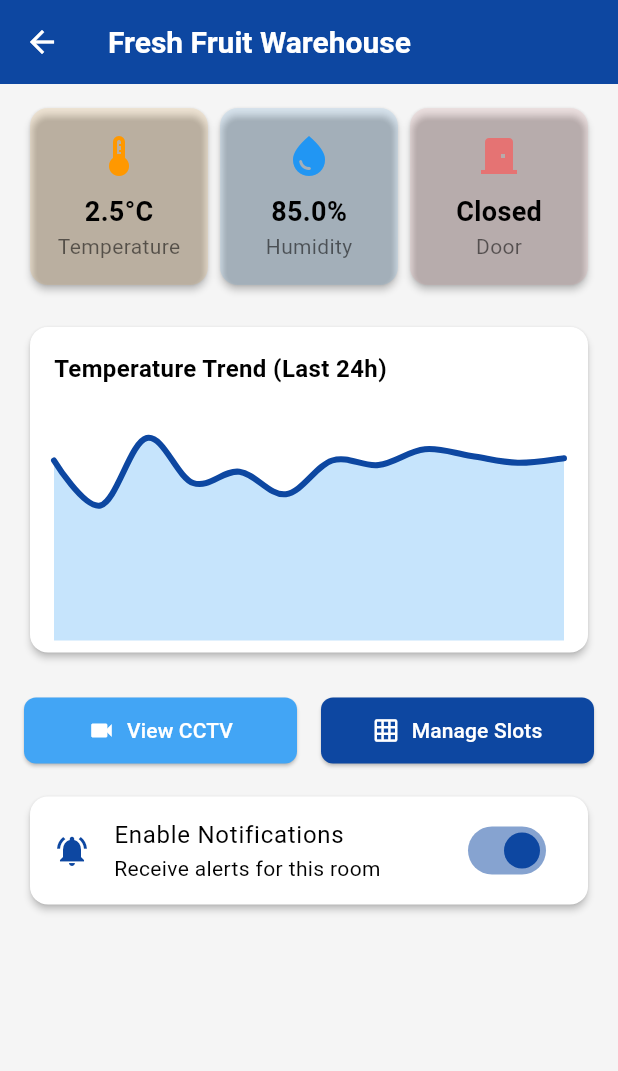
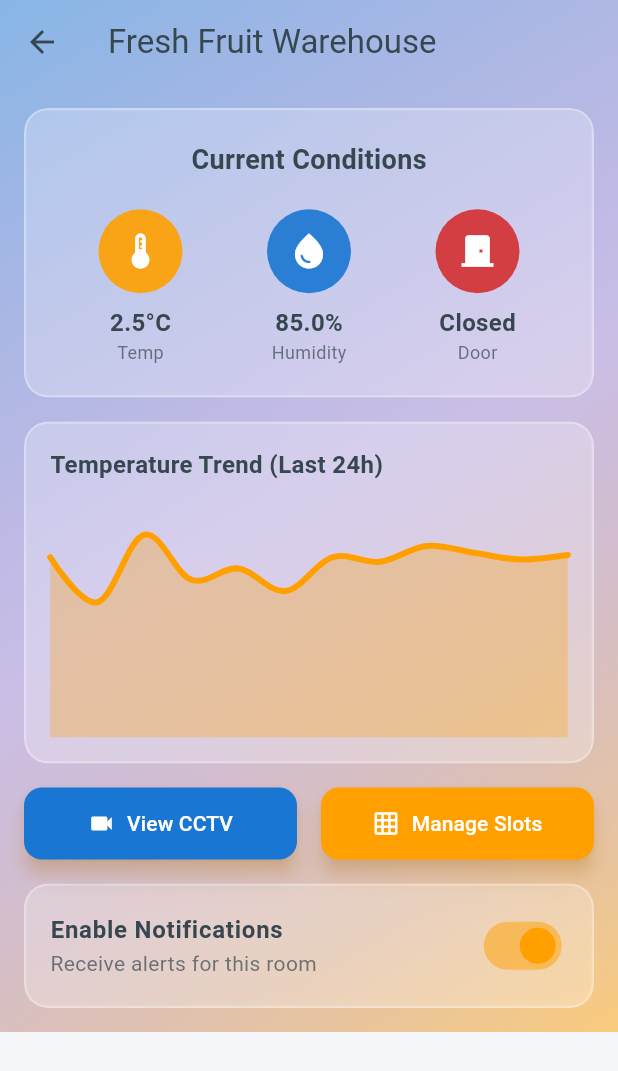
Before and after one commit to S-Crocophim/miniproject_pemob10, a Flutter app: the DashboardScreen screen opened directly, after a tap on "Fresh Fruit Warehouse", on a phone screen of 412 x 824 dp. Shown: the top 1071 px of the screen. Run offline on Flutter 3.47's test engine with Material 3 defaults, Android fonts, the phone set to English and light mode, and no system bars; drawn by our look-alikes of fl_chart; our stand-ins replace video_player; Roboto replaces fonts that are missing (Poppins).

Commit message:
Added Glass Morphic

```diff
--- a/lib/screens/dashboard_screen.dart
+++ b/lib/screens/dashboard_screen.dart
@@ -3,6 +3,7 @@ import '/providers/auth_provider.dart';
 import 'package:flutter/material.dart';
 import 'package:provider/provider.dart';
 import '/providers/cold_room_provider.dart';
+import '/utils/app_theme.dart';
 import '/widgets/cold_room_card.dart';
 
 class DashboardScreen extends StatefulWidget {
@@ -16,7 +17,6 @@ class _DashboardScreenState extends State<DashboardScreen> {
   @override
   void initState() {
     super.initState();
-    // Fetch data when the screen is first opened
     WidgetsBinding.instance.addPostFrameCallback((_) {
       Provider.of<ColdRoomProvider>(context, listen: false).fetchColdRooms();
     });
@@ -27,16 +27,17 @@ class _DashboardScreenState extends State<DashboardScreen> {
     final roomProvider = Provider.of<ColdRoomProvider>(context);
 
     return Scaffold(
+      extendBodyBehindAppBar: true, // Allows content to go behind AppBar
       appBar: AppBar(
         title: const Text('Dashboard'),
         actions: [
           IconButton(
-            icon: const Icon(Icons.notifications),
+            icon: const Icon(Icons.notifications_none, size: 28),
             tooltip: 'Notifications',
-            onPressed: () { /* TODO: Implement Notifications Page */ },
+            onPressed: () {},
           ),
           IconButton(
-            icon: const Icon(Icons.logout),
+            icon: const Icon(Icons.logout, size: 28),
             tooltip: 'Logout',
             onPressed: () {
               Provider.of<AuthProvider>(context, listen: false).logout();
@@ -44,18 +45,25 @@ class _DashboardScreenState extends State<DashboardScreen> {
           ),
         ],
       ),
-      body: roomProvider.isLoading
-          ? const Center(child: CircularProgressIndicator())
+      body: Container(
+        decoration: AppTheme.backgroundGradient,
+        child: SafeArea(
+          child: roomProvider.isLoading
+              ? const Center(child: CircularProgressIndicator(color: Colors.white))
               : RefreshIndicator(
                   onRefresh: () => roomProvider.fetchColdRooms(),
+                  color: AppTheme.primaryColor,
+                  backgroundColor: Colors.white,
                   child: ListView.builder(
-                padding: const EdgeInsets.all(8.0),
+                    padding: const EdgeInsets.only(top: 8.0, bottom: 8.0),
                     itemCount: roomProvider.rooms.length,
                     itemBuilder: (context, index) {
                       return ColdRoomCard(room: roomProvider.rooms[index]);
                     },
                   ),
                 ),
+        ),
+      ),
     );
   }
 }
--- a/lib/screens/room_detail_screen.dart
+++ b/lib/screens/room_detail_screen.dart
@@ -1,10 +1,11 @@
 // lib/screens/room_detail_screen.dart
+import '/models/cold_room.dart';
 import '/screens/cctv_view_screen.dart';
 import '/screens/slot_management_screen.dart';
 import '/utils/app_theme.dart';
+import '/widgets/glassmorphic_container.dart';
+import 'package:fl_chart/fl_chart.dart';
 import 'package:flutter/material.dart';
-import 'package:fl_chart/fl_chart.dart';
-import '/models/cold_room.dart';
 
 class RoomDetailScreen extends StatefulWidget {
   final ColdRoom room;
@@ -21,78 +22,92 @@ class _RoomDetailScreenState extends State<RoomDetailScreen> {
   @override
   Widget build(BuildContext context) {
     return Scaffold(
+      extendBodyBehindAppBar: true,
       appBar: AppBar(
-        title: Text(widget.room.name),
+        title: Text(widget.room.name, style: const TextStyle(fontWeight: FontWeight.normal)),
+        backgroundColor: Colors.transparent,
       ),
-      body: SingleChildScrollView(
-        child: Padding(
+      body: Container(
+        decoration: AppTheme.backgroundGradient,
+        child: SafeArea(
+          child: SingleChildScrollView(
             padding: const EdgeInsets.all(16.0),
             child: Column(
               crossAxisAlignment: CrossAxisAlignment.stretch,
               children: [
-              _buildKeyMetrics(),
-              const SizedBox(height: 24),
+                GlassmorphicContainer(
+                  padding: const EdgeInsets.all(20),
+                  margin: EdgeInsets.zero,
+                  child: Column(
+                    children: [
+                      const Text("Current Conditions", style: TextStyle(fontSize: 18, fontWeight: FontWeight.bold, color: AppTheme.textColor)),
+                      const SizedBox(height: 20),
+                      Row(
+                        mainAxisAlignment: MainAxisAlignment.spaceAround,
+                        children: [
+                          _buildMetricItem('Temp', '${widget.room.temperature}°C', Icons.thermostat, AppTheme.primaryColor),
+                          _buildMetricItem('Humidity', '${widget.room.humidity}%', Icons.water_drop, AppTheme.secondaryColor),
+                          _buildMetricItem('Door', widget.room.isDoorOpen ? 'Open' : 'Closed', Icons.door_front_door, AppTheme.statusAlert),
+                        ],
+                      ),
+                    ],
+                  ),
+                ),
+                const SizedBox(height: 16),
                 _buildChartCard(),
-              const SizedBox(height: 24),
+                const SizedBox(height: 16),
                 _buildActionButtons(context),
                 const SizedBox(height: 16),
-              _buildSettingsCard(),
+                GlassmorphicContainer(
+                  padding: const EdgeInsets.symmetric(horizontal: 16.0, vertical: 4.0),
+                  margin: EdgeInsets.zero,
+                  child: SwitchListTile(
+                    title: const Text('Enable Notifications', style: TextStyle(fontWeight: FontWeight.bold, color: AppTheme.textColor)),
+                    subtitle: Text('Receive alerts for this room', style: TextStyle(color: AppTheme.textColor.withOpacity(0.7))),
+                    value: _notificationsEnabled,
+                    onChanged: (value) {
+                      setState(() => _notificationsEnabled = value);
+                    },
+                    activeColor: AppTheme.primaryColor,
+                    contentPadding: EdgeInsets.zero,
+                  ),
+                ),
               ],
+            ),
           ),
         ),
       ),
     );
   }
 
-  Widget _buildKeyMetrics() {
-    return Row(
-      mainAxisAlignment: MainAxisAlignment.spaceBetween,
+  Widget _buildMetricItem(String label, String value, IconData icon, Color color) {
+    return Column(
       children: [
-        _buildMetricCard('Temperature', '${widget.room.temperature}°C', Icons.thermostat, Colors.orange),
-        _buildMetricCard('Humidity', '${widget.room.humidity}%', Icons.water_drop, Colors.blue),
-        _buildMetricCard('Door', widget.room.isDoorOpen ? 'Open' : 'Closed', Icons.door_front_door, Colors.red.shade300),
+        CircleAvatar(
+          radius: 28,
+          backgroundColor: color.withOpacity(0.9),
+          child: Icon(icon, size: 28, color: Colors.white),
+        ),
+        const SizedBox(height: 8),
+        Text(value, style: const TextStyle(fontSize: 16, fontWeight: FontWeight.bold, color: AppTheme.textColor)),
+        Text(label, style: TextStyle(fontSize: 12, color: AppTheme.textColor.withOpacity(0.7))),
       ],
     );
   }
 
-  Widget _buildMetricCard(String label, String value, IconData icon, Color color) {
-    return Expanded(
-      child: Card(
-        color: color.withOpacity(0.1),
-        margin: const EdgeInsets.symmetric(horizontal: 4),
-        child: Padding(
-          padding: const EdgeInsets.all(16.0),
-          child: Column(
-            children: [
-              Icon(icon, size: 32, color: color),
-              const SizedBox(height: 8),
-              Text(value, style: const TextStyle(fontSize: 18, fontWeight: FontWeight.bold)),
-              Text(label, style: const TextStyle(color: Colors.black54)),
-            ],
-          ),
-        ),
-      ),
-    );
-  }
-
   Widget _buildChartCard() {
-    return Card(
-      child: Padding(
-        padding: const EdgeInsets.fromLTRB(16, 16, 16, 8),
+    return GlassmorphicContainer(
+      margin: EdgeInsets.zero,
       child: Column(
         crossAxisAlignment: CrossAxisAlignment.start,
         children: [
-            const Text(
-              'Temperature Trend (Last 24h)',
-              style: TextStyle(fontSize: 16, fontWeight: FontWeight.bold),
-            ),
+          const Text('Temperature Trend (Last 24h)', style: TextStyle(fontSize: 16, fontWeight: FontWeight.bold, color: AppTheme.textColor)),
           const SizedBox(height: 20),
           SizedBox(
             height: 150,
             child: LineChart(_buildTemperatureChartData()),
           ),
         ],
-        ),
       ),
     );
   }
@@ -110,7 +125,6 @@ class _RoomDetailScreenState extends State<RoomDetailScreen> {
               ));
             },
             style: ElevatedButton.styleFrom(
-              padding: const EdgeInsets.symmetric(vertical: 12),
               backgroundColor: AppTheme.secondaryColor
             ),
           ),
@@ -125,38 +139,12 @@ class _RoomDetailScreenState extends State<RoomDetailScreen> {
                 SlotManagementScreen(slots: widget.room.slots, roomName: widget.room.name),
               ));
             },
-            style: ElevatedButton.styleFrom(
-              padding: const EdgeInsets.symmetric(vertical: 12),
-            ),
           ),
         ),
       ],
     );
   }
 
-  Widget _buildSettingsCard() {
-    return Card(
-      child: ListTile(
-        leading: const Icon(Icons.notifications_active, color: AppTheme.primaryColor),
-        title: const Text('Enable Notifications'),
-        subtitle: const Text('Receive alerts for this room'),
-        trailing: Switch(
-          value: _notificationsEnabled,
-          onChanged: (value) {
-            setState(() {
-              _notificationsEnabled = value;
-            });
-            ScaffoldMessenger.of(context).showSnackBar(
-              SnackBar(content: Text('Notifications for ${widget.room.name} have been ${value ? 'enabled' : 'disabled'}'))
-            );
-          },
-          activeColor: AppTheme.primaryColor,
-        ),
-      ),
-    );
-  }
-
-  // Dummy data for chart
   LineChartData _buildTemperatureChartData() {
     return LineChartData(
       gridData: const FlGridData(show: false),
@@ -185,7 +173,7 @@ class _RoomDetailScreenState extends State<RoomDetailScreen> {
           dotData: const FlDotData(show: false),
           belowBarData: BarAreaData(
             show: true,
-            color: AppTheme.secondaryColor.withOpacity(0.3),
+            color: AppTheme.primaryColor.withOpacity(0.3),
           ),
         ),
       ],
--- a/lib/screens/slot_management_screen.dart
+++ b/lib/screens/slot_management_screen.dart
@@ -1,7 +1,7 @@
 // lib/screens/slot_management_screen.dart
-import 'package:flutter/material.dart';
 import '/models/slot_storage.dart';
 import '/utils/app_theme.dart';
+import 'package:flutter/material.dart';
 
 class SlotManagementScreen extends StatefulWidget {
   final List<SlotStorage> slots;
@@ -10,7 +10,6 @@ class SlotManagementScreen extends StatefulWidget {
   const SlotManagementScreen({super.key, required this.slots, required this.roomName});
 
   @override
-  // ignore: library_private_types_in_public_api
   _SlotManagementScreenState createState() => _SlotManagementScreenState();
 }
 
@@ -20,18 +19,17 @@ class _SlotManagementScreenState extends State<SlotManagementScreen> {
   @override
   void initState() {
     super.initState();
-    // Create a local copy to avoid modifying the original state directly
     _currentSlots = widget.slots.map((s) => SlotStorage(id: s.id, status: s.status)).toList();
   }
 
   Color _getColorForStatus(SlotStatus status) {
     switch (status) {
       case SlotStatus.occupied:
-        return Colors.red.shade400;
+        return AppTheme.statusAlert;
       case SlotStatus.processing:
-        return AppTheme.accentColor;
+        return AppTheme.primaryColor;
       case SlotStatus.available:
-        return Colors.green.shade400;
+        return AppTheme.statusNormal;
       }
   }
 
@@ -40,6 +38,7 @@ class _SlotManagementScreenState extends State<SlotManagementScreen> {
       context: context,
       builder: (BuildContext context) {
         return AlertDialog(
+          shape: RoundedRectangleBorder(borderRadius: BorderRadius.circular(16)),
           title: Text('Change Status for Slot ${_currentSlots[index].id}'),
           content: Column(
             mainAxisSize: MainAxisSize.min,
@@ -56,7 +55,12 @@ class _SlotManagementScreenState extends State<SlotManagementScreen> {
               );
             }).toList(),
           ),
-          actions: [TextButton(onPressed: ()=> Navigator.of(context).pop(), child: const Text("Cancel"))],
+          actions: [
+            TextButton(
+              onPressed: () => Navigator.of(context).pop(),
+              child: const Text("Cancel", style: TextStyle(color: AppTheme.secondaryColor)),
+            )
+          ],
         );
       },
     );
@@ -65,14 +69,14 @@ class _SlotManagementScreenState extends State<SlotManagementScreen> {
   @override
   Widget build(BuildContext context) {
     return Scaffold(
+      extendBodyBehindAppBar: true,
       appBar: AppBar(
-        title: Text('Slot Management - ${widget.roomName}'),
+        title: Text('Slot Management'),
         actions: [
           IconButton(
             icon: const Icon(Icons.save),
             tooltip: 'Save Changes',
             onPressed: () {
-              // In a real app, call an API to save the changes.
               ScaffoldMessenger.of(context).showSnackBar(
                 const SnackBar(content: Text('Slot changes saved! (simulation)')),
               );
@@ -81,28 +85,35 @@ class _SlotManagementScreenState extends State<SlotManagementScreen> {
           )
         ],
       ),
-      body: Padding(
-        padding: const EdgeInsets.all(8.0),
+      body: Container(
+        decoration: AppTheme.backgroundGradient,
+        child: SafeArea(
+          child: Padding(
+            padding: const EdgeInsets.all(16.0),
             child: GridView.builder(
               gridDelegate: const SliverGridDelegateWithFixedCrossAxisCount(
                 crossAxisCount: 4,
-            crossAxisSpacing: 8,
-            mainAxisSpacing: 8,
+                crossAxisSpacing: 12,
+                mainAxisSpacing: 12,
               ),
               itemCount: _currentSlots.length,
               itemBuilder: (context, index) {
                 final slot = _currentSlots[index];
-            return InkWell(
+                return GestureDetector(
                   onTap: () => _showStatusChangeDialog(index),
                   child: Card(
-                color: _getColorForStatus(slot.status),
+                    color: _getColorForStatus(slot.status).withOpacity(0.9),
+                    shape: RoundedRectangleBorder(
+                      borderRadius: BorderRadius.circular(16.0),
+                    ),
+                    elevation: 5,
                     child: Center(
                       child: Text(
                         slot.id,
                         style: const TextStyle(
                           color: Colors.white,
                           fontWeight: FontWeight.bold,
-                      fontSize: 18,
+                          fontSize: 20,
                         ),
                       ),
                     ),
@@ -111,11 +122,12 @@ class _SlotManagementScreenState extends State<SlotManagementScreen> {
               },
             ),
           ),
+        ),
+      ),
     );
   }
 }
 
-// Extension to capitalize first letter
 extension StringExtension on String {
   String capitalize() {
     if (isEmpty) return this;
--- a/lib/utils/app_theme.dart
+++ b/lib/utils/app_theme.dart
@@ -2,52 +2,62 @@
 import 'package:flutter/material.dart';
 
 class AppTheme {
-  static const Color primaryColor = Color(0xFF0D47A1); // Dark Blue
-  static const Color secondaryColor = Color(0xFF42A5F5); // Light Blue
-  static const Color accentColor = Color(0xFFFFC107); // Yellow
-  static const Color backgroundColor = Color(0xFFF5F5F5);
-  static const Color textColor = Color(0xFF333333);
+  // Firebase Inspired Color Palette
+  static const Color primaryColor = Color(0xFFFFA000);   // Firebase Amber
+  static const Color secondaryColor = Color(0xFF1976D2); // Firebase Blue
+  static const Color backgroundColor = Color(0xFFF5F7FA); // Off-white
+  static const Color textColor = Color(0xFF37474F);       // Dark Blue Grey
+  static const Color statusAlert = Color(0xFFD32F2F);     // Red
+  static const Color statusNormal = Color(0xFF388E3C);    // Green
+
+  // Background Gradient
+  static final BoxDecoration backgroundGradient = BoxDecoration(
+    gradient: LinearGradient(
+      begin: Alignment.topLeft,
+      end: Alignment.bottomRight,
+      colors: [
+        secondaryColor.withOpacity(0.5),
+        const Color(0xFF673AB7).withOpacity(0.3), // A hint of purple
+        primaryColor.withOpacity(0.5),
+      ],
+    ),
+  );
 
   static ThemeData get theme {
     return ThemeData(
       primaryColor: primaryColor,
       scaffoldBackgroundColor: backgroundColor,
-      fontFamily: 'Poppins', // Make sure you add this font in pubspec.yaml
+      fontFamily: 'Poppins',
 
       colorScheme: const ColorScheme.light(
         primary: primaryColor,
         secondary: secondaryColor,
-        error: Colors.red,
+        error: statusAlert,
         onPrimary: Colors.white,
       ),
 
       appBarTheme: const AppBarTheme(
-        backgroundColor: primaryColor,
+        backgroundColor: Colors.transparent, // Transparent AppBar
         elevation: 0,
-        iconTheme: IconThemeData(color: Colors.white),
+        iconTheme: IconThemeData(color: textColor),
         titleTextStyle: TextStyle(
-            color: Colors.white, fontSize: 20, fontWeight: FontWeight.bold),
-      ),
-
-      buttonTheme: const ButtonThemeData(
-        buttonColor: primaryColor,
-        textTheme: ButtonTextTheme.primary,
+          color: textColor,
+          fontSize: 22,
+          fontWeight: FontWeight.bold,
+          fontFamily: 'Poppins'
+        ),
       ),
 
       elevatedButtonTheme: ElevatedButtonThemeData(
         style: ElevatedButton.styleFrom(
           backgroundColor: primaryColor,
           foregroundColor: Colors.white,
+          elevation: 5,
+          shadowColor: primaryColor.withOpacity(0.5),
           shape: RoundedRectangleBorder(
-            borderRadius: BorderRadius.circular(8.0),
+            borderRadius: BorderRadius.circular(12.0),
           ),
-        ),
-      ),
-
-      cardTheme: CardThemeData(
-        elevation: 2,
-        shape: RoundedRectangleBorder(
-          borderRadius: BorderRadius.circular(12.0),
+          padding: const EdgeInsets.symmetric(vertical: 14, horizontal: 20)
         ),
       ),
     );
--- a/lib/widgets/cold_room_card.dart
+++ b/lib/widgets/cold_room_card.dart
@@ -3,6 +3,7 @@ import 'package:flutter/material.dart';
 import '/models/cold_room.dart';
 import '/screens/room_detail_screen.dart';
 import '/utils/app_theme.dart';
+import '/widgets/glassmorphic_container.dart';
 
 class ColdRoomCard extends StatelessWidget {
   final ColdRoom room;
@@ -10,49 +11,53 @@ class ColdRoomCard extends StatelessWidget {
   const ColdRoomCard({super.key, required this.room});
 
   Color _getStatusColor(RoomStatus status) {
-    switch(status) {
+    switch (status) {
       case RoomStatus.alert:
-        return AppTheme.accentColor;
+        return AppTheme.statusAlert;
       case RoomStatus.warning:
-        return Colors.orange;
+        return AppTheme.primaryColor;
       default:
-        return Colors.green;
+        return AppTheme.statusNormal;
     }
   }
 
   @override
   Widget build(BuildContext context) {
-    return Card(
-      margin: const EdgeInsets.symmetric(horizontal: 8.0, vertical: 6.0),
-      child: InkWell(
+    return GestureDetector(
       onTap: () {
         Navigator.push(context, MaterialPageRoute(builder: (_) => RoomDetailScreen(room: room)));
       },
-        child: Padding(
-          padding: const EdgeInsets.all(16.0),
+      child: GlassmorphicContainer(
+        margin: const EdgeInsets.symmetric(horizontal: 16.0, vertical: 8.0),
         child: Column(
           crossAxisAlignment: CrossAxisAlignment.start,
           children: [
             Row(
               mainAxisAlignment: MainAxisAlignment.spaceBetween,
               children: [
-                  Text(room.name, style: const TextStyle(fontSize: 18, fontWeight: FontWeight.bold)),
+                Expanded(
+                  child: Text(
+                    room.name,
+                    style: const TextStyle(fontSize: 18, fontWeight: FontWeight.bold, color: AppTheme.textColor),
+                    overflow: TextOverflow.ellipsis,
+                  ),
+                ),
                 Container(
-                    padding: const EdgeInsets.symmetric(horizontal: 8, vertical: 4),
+                  padding: const EdgeInsets.symmetric(horizontal: 10, vertical: 5),
                   decoration: BoxDecoration(
-                      color: _getStatusColor(room.status).withOpacity(0.2),
+                    color: _getStatusColor(room.status),
                     borderRadius: BorderRadius.circular(12),
                   ),
                   child: Text(
                     room.status.name.toUpperCase(),
-                      style: TextStyle(color: _getStatusColor(room.status), fontWeight: FontWeight.bold, fontSize: 12),
+                    style: const TextStyle(color: Colors.white, fontWeight: FontWeight.bold, fontSize: 10),
                   ),
                 )
               ],
             ),
-              const SizedBox(height: 8),
-              Text(room.location, style: TextStyle(color: Colors.grey[600])),
-              const Divider(height: 24),
+            const SizedBox(height: 4),
+            Text(room.location, style: TextStyle(color: AppTheme.textColor.withOpacity(0.7))),
+            const Divider(height: 24, color: Colors.white30),
             Row(
               mainAxisAlignment: MainAxisAlignment.spaceAround,
               children: [
@@ -64,17 +69,16 @@ class ColdRoomCard extends StatelessWidget {
           ],
         ),
       ),
-      ),
     );
   }
 
   Widget _buildInfoItem(IconData icon, String value, String label) {
     return Column(
       children: [
-        Icon(icon, color: AppTheme.primaryColor, size: 28),
+        Icon(icon, color: AppTheme.textColor, size: 28),
         const SizedBox(height: 4),
-        Text(value, style: const TextStyle(fontSize: 16, fontWeight: FontWeight.w600)),
-        Text(label, style: const TextStyle(fontSize: 12, color: Colors.grey)),
+        Text(value, style: const TextStyle(fontSize: 16, fontWeight: FontWeight.w600, color: AppTheme.textColor)),
+        Text(label, style: TextStyle(fontSize: 12, color: AppTheme.textColor.withOpacity(0.7))),
       ],
     );
   }
--- /dev/null
+++ b/lib/widgets/glassmorphic_container.dart
@@ -0,0 +1,43 @@
+// lib/widgets/glassmorphic_container.dart
+import 'dart:ui';
+import 'package:flutter/material.dart';
+
+class GlassmorphicContainer extends StatelessWidget {
+  final Widget child;
+  final double borderRadius;
+  final EdgeInsetsGeometry padding;
+  final EdgeInsetsGeometry margin;
+
+  const GlassmorphicContainer({
+    super.key,
+    required this.child,
+    this.borderRadius = 16.0,
+    this.padding = const EdgeInsets.all(16.0),
+    this.margin = const EdgeInsets.symmetric(horizontal: 8.0, vertical: 6.0),
+  });
+
+  @override
+  Widget build(BuildContext context) {
+    return Container(
+      margin: margin,
+      child: ClipRRect(
+        borderRadius: BorderRadius.circular(borderRadius),
+        child: BackdropFilter(
+          filter: ImageFilter.blur(sigmaX: 10.0, sigmaY: 10.0),
+          child: Container(
+            padding: padding,
+            decoration: BoxDecoration(
+              color: Colors.white.withOpacity(0.25),
+              borderRadius: BorderRadius.circular(borderRadius),
+              border: Border.all(
+                color: Colors.white.withOpacity(0.3),
+                width: 1.5,
+              ),
+            ),
+            child: child,
+          ),
+        ),
+      ),
+    );
+  }
+}
```
Lines whose indentation alone changed are shown as unchanged.
